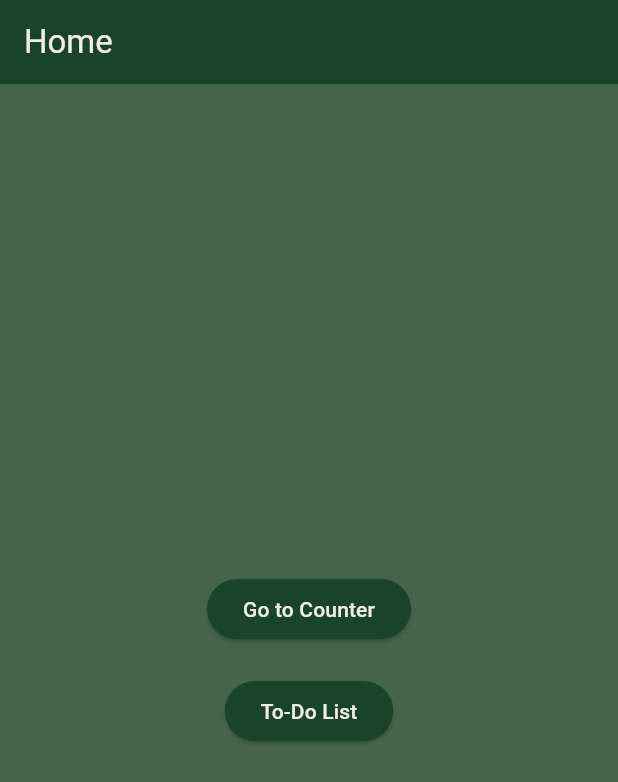
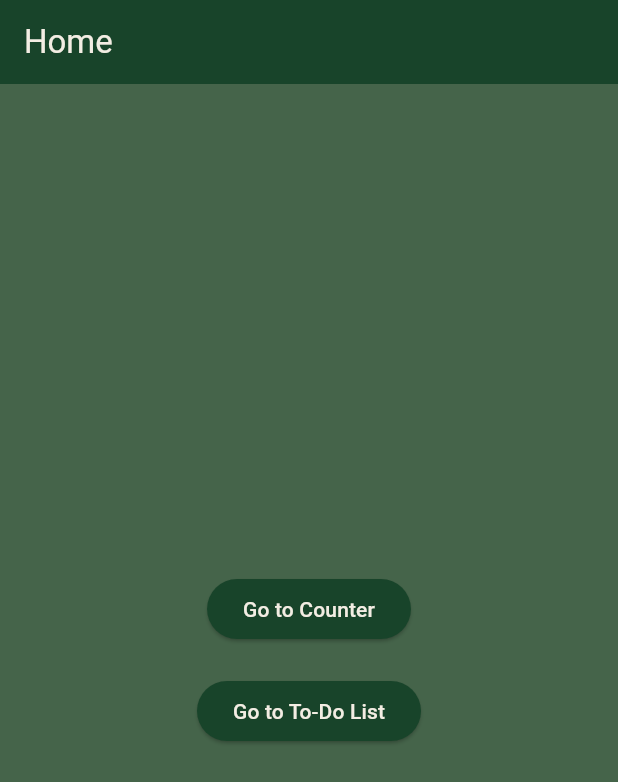
Before and after one commit to M-Raqib-Usman/TO_DO_APP, a Flutter app: the HomeScreen screen opened directly, on a phone screen of 412 x 824 dp. Shown: the top 782 px of the screen. Run offline on Flutter 3.47's test engine with Material 3 defaults, Android fonts, the phone set to English and light mode, and no system bars; our stand-ins replace shared_preferences; accounts and stored records are empty.

Commit message:
revert change

```diff
--- a/lib/screens/HomeScreen.dart
+++ b/lib/screens/HomeScreen.dart
@@ -40,7 +40,7 @@ class HomeScreen extends StatelessWidget {
                   MaterialPageRoute(builder: (context) => TodoScreen()),
                 );
               },
-              child: Text('To-Do List'),
+              child: Text('Go to To-Do List'),
             ),
           ],
         ),
```
